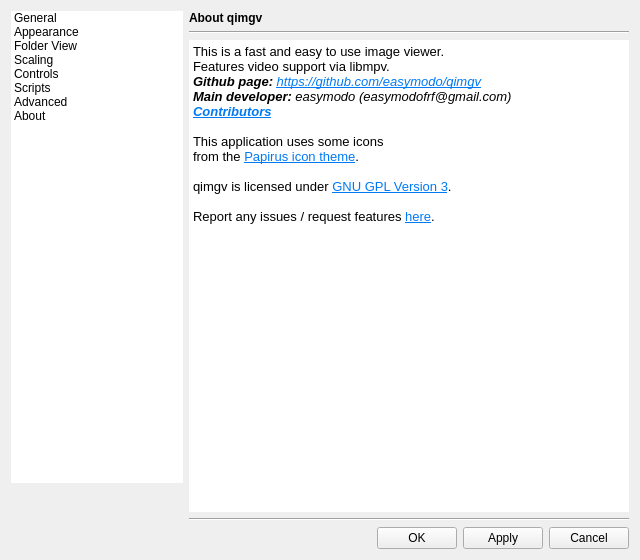
Qt form qimgv/gui/dialogs/settingsdialog.ui (do-i/thumbgrid) before a commit.
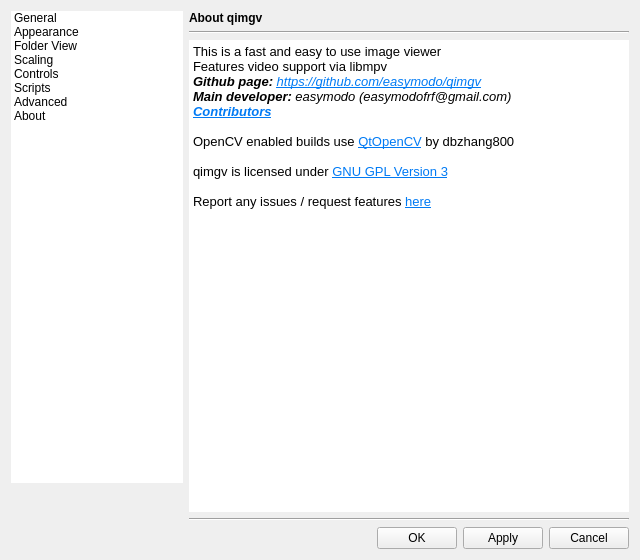
The same form after that commit. The open tabs and pages were chosen to show the change. Custom widgets are drawn as their Qt base class.

Commit message: OpenCV integration (HQ scaling)

```diff
--- a/qimgv/gui/dialogs/settingsdialog.ui
+++ b/qimgv/gui/dialogs/settingsdialog.ui
@@ -2781,8 +2781,8 @@
                <rect>
                 <x>0</x>
                 <y>0</y>
-                <width>256</width>
-                <height>223</height>
+                <width>440</width>
+                <height>496</height>
                </rect>
               </property>
               <layout class="QVBoxLayout" name="verticalLayout_32">
@@ -2842,19 +2842,18 @@
                   <string>&lt;!DOCTYPE HTML PUBLIC &quot;-//W3C//DTD HTML 4.0//EN&quot; &quot;http://www.w3.org/TR/REC-html40/strict.dtd&quot;&gt;
 &lt;html&gt;&lt;head&gt;&lt;meta name=&quot;qrichtext&quot; content=&quot;1&quot; /&gt;&lt;style type=&quot;text/css&quot;&gt;
 p, li { white-space: pre-wrap; }
-&lt;/style&gt;&lt;/head&gt;&lt;body style=&quot; font-family:'Ubuntu'; font-size:10pt; font-weight:400; font-style:normal;&quot;&gt;
-&lt;p style=&quot; margin-top:0px; margin-bottom:0px; margin-left:0px; margin-right:0px; -qt-block-indent:0; text-indent:0px;&quot;&gt;&lt;span style=&quot; font-family:'MS Shell Dlg 2';&quot;&gt;This is a fast and easy to use image viewer.&lt;/span&gt;&lt;/p&gt;
-&lt;p style=&quot; margin-top:0px; margin-bottom:0px; margin-left:0px; margin-right:0px; -qt-block-indent:0; text-indent:0px;&quot;&gt;&lt;span style=&quot; font-family:'MS Shell Dlg 2';&quot;&gt;Features video support via libmpv.&lt;/span&gt;&lt;/p&gt;
-&lt;p style=&quot; margin-top:0px; margin-bottom:0px; margin-left:0px; margin-right:0px; -qt-block-indent:0; text-indent:0px;&quot;&gt;&lt;span style=&quot; font-family:'MS Shell Dlg 2'; font-weight:600; font-style:italic;&quot;&gt;Github page:&lt;/span&gt;&lt;span style=&quot; font-family:'MS Shell Dlg 2'; font-style:italic;&quot;&gt; &lt;/span&gt;&lt;a href=&quot;https://github.com/easymodo/qimgv&quot;&gt;&lt;span style=&quot; font-family:'MS Shell Dlg 2'; font-style:italic; text-decoration: underline; color:#007af4;&quot;&gt;https://github.com/easymodo/qimgv&lt;/span&gt;&lt;/a&gt;&lt;/p&gt;
-&lt;p style=&quot; margin-top:0px; margin-bottom:0px; margin-left:0px; margin-right:0px; -qt-block-indent:0; text-indent:0px;&quot;&gt;&lt;span style=&quot; font-family:'MS Shell Dlg 2'; font-weight:600; font-style:italic;&quot;&gt;Main developer:&lt;/span&gt;&lt;span style=&quot; font-family:'MS Shell Dlg 2'; font-style:italic;&quot;&gt; easymodo (easymodofrf@gmail.com)&lt;/span&gt;&lt;/p&gt;
-&lt;p style=&quot; margin-top:0px; margin-bottom:0px; margin-left:0px; margin-right:0px; -qt-block-indent:0; text-indent:0px;&quot;&gt;&lt;a href=&quot;https://github.com/easymodo/qimgv/graphs/contributors&quot;&gt;&lt;span style=&quot; font-family:'MS Shell Dlg 2'; font-weight:600; font-style:italic; text-decoration: underline; color:#007af4;&quot;&gt;Contributors&lt;/span&gt;&lt;/a&gt;&lt;/p&gt;
-&lt;p style=&quot;-qt-paragraph-type:empty; margin-top:0px; margin-bottom:0px; margin-left:0px; margin-right:0px; -qt-block-indent:0; text-indent:0px; font-family:'MS Shell Dlg 2'; font-weight:600; font-style:italic; text-decoration: underline; color:#007af4;&quot;&gt;&lt;br /&gt;&lt;/p&gt;
-&lt;p style=&quot; margin-top:0px; margin-bottom:0px; margin-left:0px; margin-right:0px; -qt-block-indent:0; text-indent:0px;&quot;&gt;&lt;span style=&quot; font-family:'MS Shell Dlg 2';&quot;&gt;This application uses some icons &lt;/span&gt;&lt;/p&gt;
-&lt;p style=&quot; margin-top:0px; margin-bottom:0px; margin-left:0px; margin-right:0px; -qt-block-indent:0; text-indent:0px;&quot;&gt;&lt;span style=&quot; font-family:'MS Shell Dlg 2';&quot;&gt;from the &lt;/span&gt;&lt;a href=&quot;https://github.com/PapirusDevelopmentTeam/papirus-icon-theme/&quot;&gt;&lt;span style=&quot; font-family:'Droid Sans'; text-decoration: underline; color:#007af4;&quot;&gt;Papirus icon theme&lt;/span&gt;&lt;/a&gt;&lt;span style=&quot; font-family:'MS Shell Dlg 2';&quot;&gt;.&lt;/span&gt;&lt;/p&gt;
-&lt;p style=&quot;-qt-paragraph-type:empty; margin-top:0px; margin-bottom:0px; margin-left:0px; margin-right:0px; -qt-block-indent:0; text-indent:0px; font-family:'MS Shell Dlg 2';&quot;&gt;&lt;br /&gt;&lt;/p&gt;
-&lt;p style=&quot; margin-top:0px; margin-bottom:0px; margin-left:0px; margin-right:0px; -qt-block-indent:0; text-indent:0px;&quot;&gt;&lt;span style=&quot; font-family:'MS Shell Dlg 2';&quot;&gt;qimgv is licensed under &lt;/span&gt;&lt;a href=&quot;https://www.gnu.org/licenses/gpl-3.0.en.html&quot;&gt;&lt;span style=&quot; font-family:'Droid Sans'; text-decoration: underline; color:#007af4;&quot;&gt;GNU GPL Version 3&lt;/span&gt;&lt;/a&gt;&lt;span style=&quot; font-family:'MS Shell Dlg 2';&quot;&gt;.&lt;/span&gt;&lt;/p&gt;
-&lt;p style=&quot;-qt-paragraph-type:empty; margin-top:0px; margin-bottom:0px; margin-left:0px; margin-right:0px; -qt-block-indent:0; text-indent:0px; font-family:'MS Shell Dlg 2';&quot;&gt;&lt;br /&gt;&lt;/p&gt;
-&lt;p style=&quot; margin-top:0px; margin-bottom:0px; margin-left:0px; margin-right:0px; -qt-block-indent:0; text-indent:0px;&quot;&gt;&lt;span style=&quot; font-family:'MS Shell Dlg 2';&quot;&gt;Report any issues / request features &lt;/span&gt;&lt;a href=&quot;https://github.com/easymodo/qimgv/issues&quot;&gt;&lt;span style=&quot; font-family:'Droid Sans'; text-decoration: underline; color:#007af4;&quot;&gt;here&lt;/span&gt;&lt;/a&gt;&lt;span style=&quot; font-family:'MS Shell Dlg 2';&quot;&gt;.&lt;/span&gt;&lt;/p&gt;&lt;/body&gt;&lt;/html&gt;</string>
+&lt;/style&gt;&lt;/head&gt;&lt;body style=&quot; font-family:'Ubuntu'; font-size:11pt; font-weight:400; font-style:normal;&quot;&gt;
+&lt;p style=&quot; margin-top:0px; margin-bottom:0px; margin-left:0px; margin-right:0px; -qt-block-indent:0; text-indent:0px;&quot;&gt;&lt;span style=&quot; font-family:'MS Shell Dlg 2'; font-size:10pt;&quot;&gt;This is a fast and easy to use image viewer&lt;/span&gt;&lt;/p&gt;
+&lt;p style=&quot; margin-top:0px; margin-bottom:0px; margin-left:0px; margin-right:0px; -qt-block-indent:0; text-indent:0px;&quot;&gt;&lt;span style=&quot; font-family:'MS Shell Dlg 2'; font-size:10pt;&quot;&gt;Features video support via libmpv&lt;/span&gt;&lt;/p&gt;
+&lt;p style=&quot; margin-top:0px; margin-bottom:0px; margin-left:0px; margin-right:0px; -qt-block-indent:0; text-indent:0px;&quot;&gt;&lt;span style=&quot; font-family:'MS Shell Dlg 2'; font-size:10pt; font-weight:600; font-style:italic;&quot;&gt;Github page:&lt;/span&gt;&lt;span style=&quot; font-family:'MS Shell Dlg 2'; font-size:10pt; font-style:italic;&quot;&gt; &lt;/span&gt;&lt;a href=&quot;https://github.com/easymodo/qimgv&quot;&gt;&lt;span style=&quot; font-family:'MS Shell Dlg 2'; font-size:10pt; font-style:italic; text-decoration: underline; color:#007af4;&quot;&gt;https://github.com/easymodo/qimgv&lt;/span&gt;&lt;/a&gt;&lt;/p&gt;
+&lt;p style=&quot; margin-top:0px; margin-bottom:0px; margin-left:0px; margin-right:0px; -qt-block-indent:0; text-indent:0px;&quot;&gt;&lt;span style=&quot; font-family:'MS Shell Dlg 2'; font-size:10pt; font-weight:600; font-style:italic;&quot;&gt;Main developer:&lt;/span&gt;&lt;span style=&quot; font-family:'MS Shell Dlg 2'; font-size:10pt; font-style:italic;&quot;&gt; easymodo (easymodofrf@gmail.com)&lt;/span&gt;&lt;/p&gt;
+&lt;p style=&quot; margin-top:0px; margin-bottom:0px; margin-left:0px; margin-right:0px; -qt-block-indent:0; text-indent:0px;&quot;&gt;&lt;a href=&quot;https://github.com/easymodo/qimgv/graphs/contributors&quot;&gt;&lt;span style=&quot; font-family:'MS Shell Dlg 2'; font-size:10pt; font-weight:600; font-style:italic; text-decoration: underline; color:#007af4;&quot;&gt;Contributors&lt;/span&gt;&lt;/a&gt;&lt;/p&gt;
+&lt;p style=&quot;-qt-paragraph-type:empty; margin-top:0px; margin-bottom:0px; margin-left:0px; margin-right:0px; -qt-block-indent:0; text-indent:0px; font-family:'MS Shell Dlg 2'; font-size:10pt; font-weight:600; font-style:italic; text-decoration: underline; color:#007af4;&quot;&gt;&lt;br /&gt;&lt;/p&gt;
+&lt;p style=&quot; margin-top:0px; margin-bottom:0px; margin-left:0px; margin-right:0px; -qt-block-indent:0; text-indent:0px;&quot;&gt;&lt;span style=&quot; font-family:'MS Shell Dlg 2'; font-size:10pt;&quot;&gt;OpenCV enabled builds use &lt;/span&gt;&lt;a href=&quot;https://github.com/dbzhang800/QtOpenCV&quot;&gt;&lt;span style=&quot; font-size:10pt; text-decoration: underline; color:#007af4;&quot;&gt;QtOpenCV&lt;/span&gt;&lt;/a&gt;&lt;span style=&quot; font-family:'MS Shell Dlg 2'; font-size:10pt;&quot;&gt; by dbzhang800&lt;/span&gt;&lt;/p&gt;
+&lt;p style=&quot;-qt-paragraph-type:empty; margin-top:0px; margin-bottom:0px; margin-left:0px; margin-right:0px; -qt-block-indent:0; text-indent:0px; font-family:'MS Shell Dlg 2'; font-size:10pt; font-weight:600; font-style:italic; text-decoration: underline; color:#007af4;&quot;&gt;&lt;br /&gt;&lt;/p&gt;
+&lt;p style=&quot; margin-top:0px; margin-bottom:0px; margin-left:0px; margin-right:0px; -qt-block-indent:0; text-indent:0px;&quot;&gt;&lt;span style=&quot; font-family:'MS Shell Dlg 2'; font-size:10pt;&quot;&gt;qimgv is licensed under &lt;/span&gt;&lt;a href=&quot;https://www.gnu.org/licenses/gpl-3.0.en.html&quot;&gt;&lt;span style=&quot; font-family:'Droid Sans'; font-size:10pt; text-decoration: underline; color:#007af4;&quot;&gt;GNU GPL Version 3&lt;/span&gt;&lt;/a&gt;&lt;/p&gt;
+&lt;p style=&quot;-qt-paragraph-type:empty; margin-top:0px; margin-bottom:0px; margin-left:0px; margin-right:0px; -qt-block-indent:0; text-indent:0px; font-family:'MS Shell Dlg 2'; font-size:10pt;&quot;&gt;&lt;br /&gt;&lt;/p&gt;
+&lt;p style=&quot; margin-top:0px; margin-bottom:0px; margin-left:0px; margin-right:0px; -qt-block-indent:0; text-indent:0px;&quot;&gt;&lt;span style=&quot; font-family:'MS Shell Dlg 2'; font-size:10pt;&quot;&gt;Report any issues / request features &lt;/span&gt;&lt;a href=&quot;https://github.com/easymodo/qimgv/issues&quot;&gt;&lt;span style=&quot; font-family:'Droid Sans'; font-size:10pt; text-decoration: underline; color:#007af4;&quot;&gt;here&lt;/span&gt;&lt;/a&gt;&lt;/p&gt;&lt;/body&gt;&lt;/html&gt;</string>
                  </property>
                  <property name="acceptRichText">
                   <bool>true</bool>
```
Left out of the diff: 12 changed lines with no effect on the pictures. The commit also changes 17 other files.
